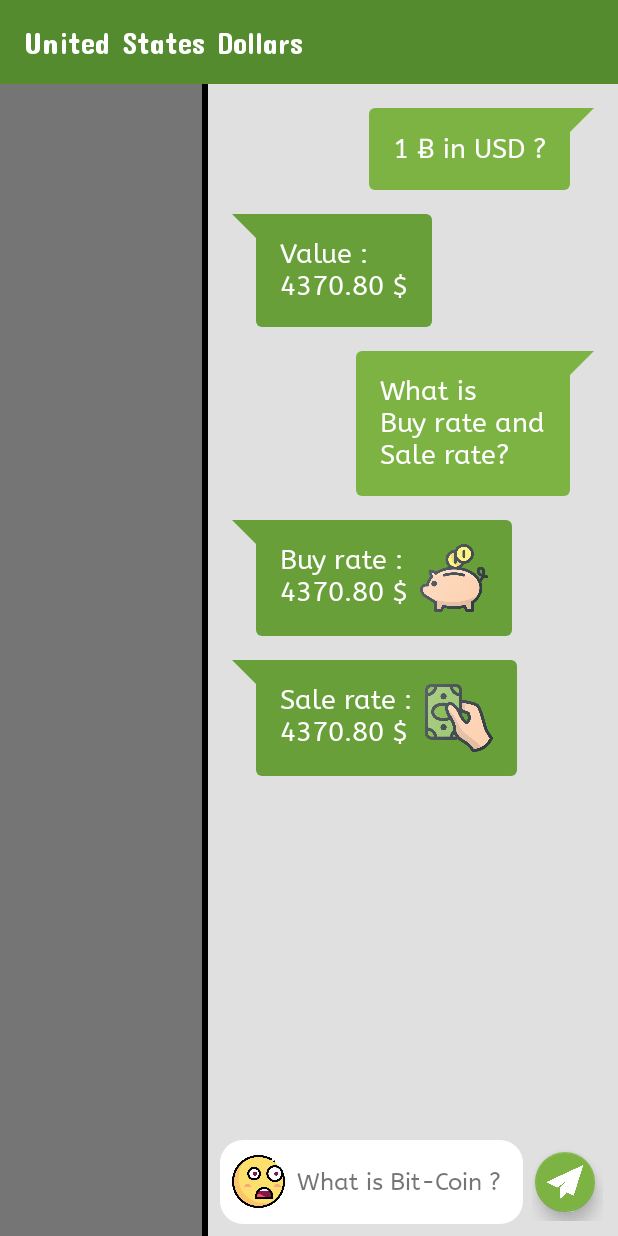
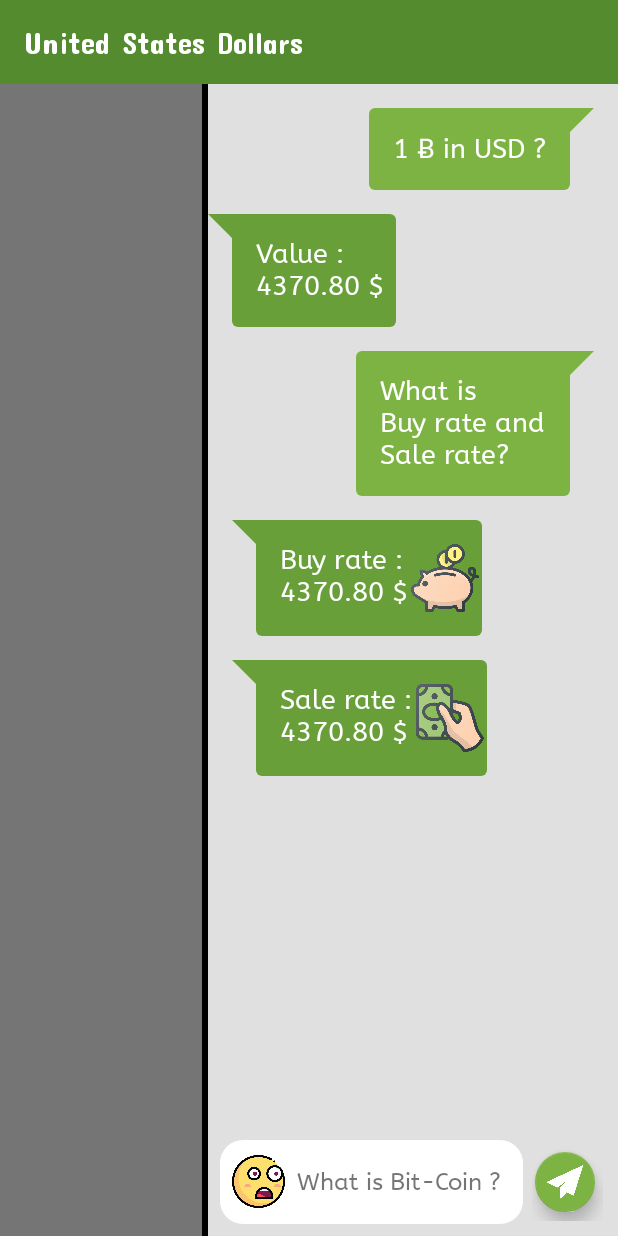
Before and after one commit to anish59/BitcoinMarket, an Android app: the screen it shows after launch (MainActivity), on a phone screen of 412 x 824 dp. Run offline under Robolectric (Android 15) with nearby library versions, the phone set to English and light mode, and no system bars; our stand-ins replace AdMob; libraries missing offline, so code that uses them is left out: com.hanks.htextview, retrofit2.adapter.rxjava; 5 statements that could not run were skipped.

Commit message:
jst calculator remaining

```diff
--- a/app/src/main/java/com/blackbracket/bitcoinmarket/MainActivity.java
+++ b/app/src/main/java/com/blackbracket/bitcoinmarket/MainActivity.java
@@ -100,7 +100,7 @@
         fabSend.setOnClickListener(new View.OnClickListener() {
             @Override
             public void onClick(View view) {
-                Intent browserIntent = new Intent(Intent.ACTION_VIEW, Uri.parse(AppConstants.BlackBracketBlog));
+                Intent browserIntent = new Intent(Intent.ACTION_VIEW, Uri.parse(AppConstants.   BlackBracketBlog));
                 startActivity(browserIntent);
             }
         });
--- a/app/src/main/res/layout/activity_main.xml
+++ b/app/src/main/res/layout/activity_main.xml
@@ -81,6 +81,10 @@
                             <com.blackbracket.bitcoinmarket.widgets.CTextView
                                 android:id="@+id/txtAnsValue"
                                 style="@style/txtIncoming"
+                                android:paddingRight="@dimen/dimen_8dp"
+                                android:paddingEnd="@dimen/dimen_8dp"
+                                android:layout_marginRight="@dimen/dimen_2dp"
+                                android:layout_marginEnd="@dimen/dimen_2dp"
                                 android:layout_width="wrap_content"
                                 android:layout_height="wrap_content"
                                 android:layout_below="@+id/txtAskValue"
@@ -118,7 +122,10 @@
                                 <ImageView
                                     android:layout_width="45dp"
                                     android:layout_height="45dp"
-                                    android:layout_marginLeft="@dimen/dimen_8dp"
+                                    android:layout_marginStart="@dimen/dimen_2dp"
+                                    android:layout_marginLeft="@dimen/dimen_2dp"
+                                    android:layout_marginRight="@dimen/dimen_2dp"
+                                    android:layout_marginEnd="@dimen/dimen_2dp"
                                     android:src="@drawable/piggy_bank" />
                             </LinearLayout>
 
@@ -143,7 +150,10 @@
                                 <ImageView
                                     android:layout_width="45dp"
                                     android:layout_height="45dp"
-                                    android:layout_marginLeft="@dimen/dimen_8dp"
+                                    android:layout_marginStart="@dimen/dimen_2dp"
+                                    android:layout_marginLeft="@dimen/dimen_2dp"
+                                    android:layout_marginRight="@dimen/dimen_2dp"
+                                    android:layout_marginEnd="@dimen/dimen_2dp"
                                     android:src="@drawable/sell_cash" />
                             </LinearLayout>
                         </RelativeLayout>
--- a/app/src/main/res/values/styles.xml
+++ b/app/src/main/res/values/styles.xml
@@ -35,7 +35,7 @@
         <item name="android:paddingLeft">@dimen/dimen_32dp</item>
         <item name="android:paddingTop">@dimen/dimen_16dp</item>
         <item name="android:paddingBottom">@dimen/dimen_16dp</item>
-        <item name="android:paddingRight">@dimen/dimen_16dp</item>
+        <!--<item name="android:paddingRight">@dimen/dimen_16dp</item>-->
         <item name="android:layout_alignParentLeft">true</item>
         <item name="android:layout_marginTop">@dimen/dimen_8dp</item>
         <item name="android:layout_marginBottom">@dimen/dimen_8dp</item>
```
Also changed, not shown: app/build.gradle (+28 -0 lines).
